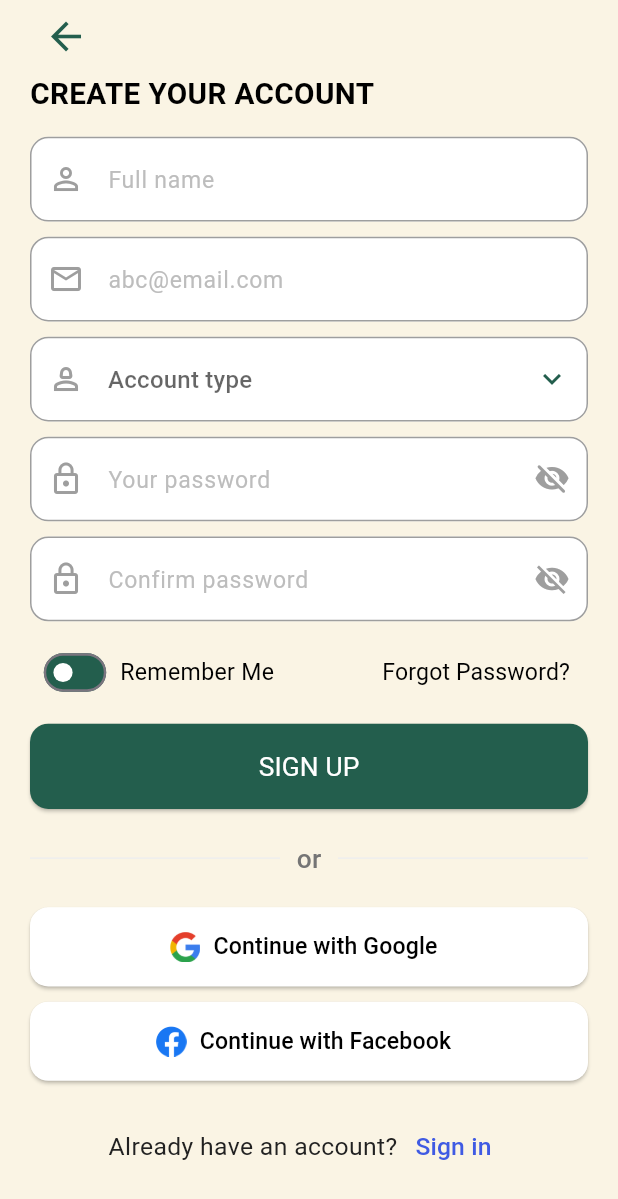
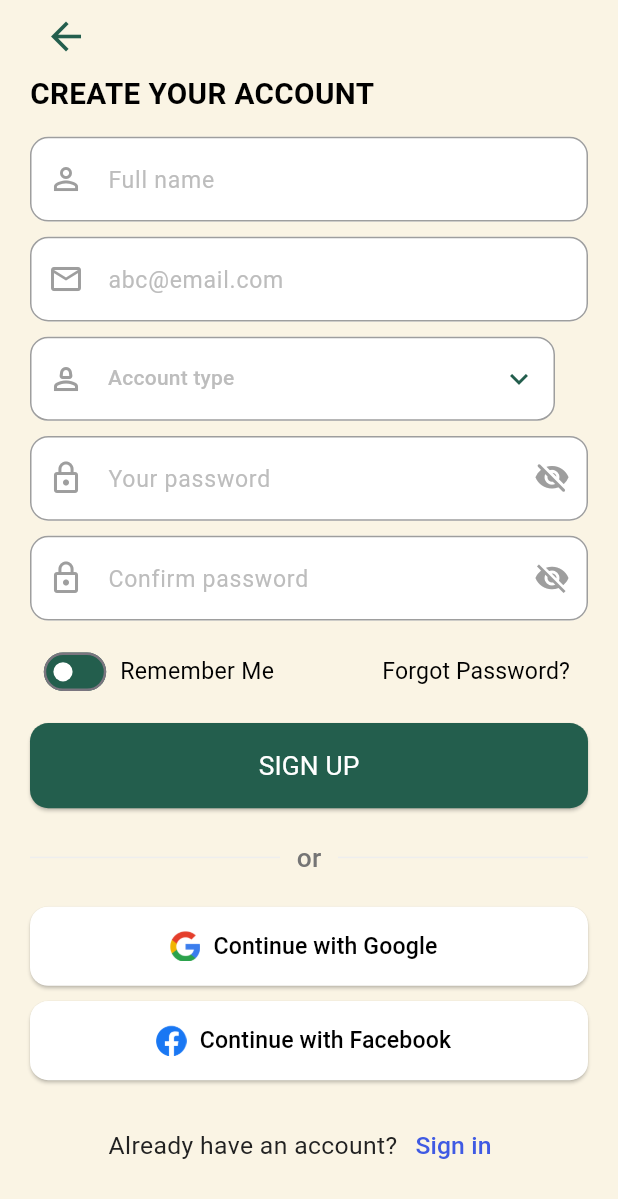
Before and after one commit to hhw51/ArabSocials, a Flutter app: the SignUpScreen screen opened directly, on a phone screen of 412 x 824 dp. Shown: the top 1199 px of the screen. Run offline on Flutter 3.47's test engine with Material 3 defaults, Android fonts, the phone set to English and light mode, and no system bars; our stand-ins replace flutter_screenutil, get, google_fonts, pinput; Roboto replaces fonts that are missing (PlayfairDisplaySC).

Commit message:
dropdown

```diff
--- a/lib/src/view/auth/sign_up/pages/sign_up_page.dart
+++ b/lib/src/view/auth/sign_up/pages/sign_up_page.dart
@@ -63,9 +63,9 @@ class SignUpScreen extends StatelessWidget {
                    // labelText: "Account Type",
                     hintText: "Account type",
                     prefixIcon: Icons.person_2_outlined,
-                    items: [
-                      "Admin",
-                      "User",
+                    items: const [
+                      "Personal",
+                      "Business",
                     ],
                     onChanged: (value) {
                       print("Selected Account Type: $value");
--- a/lib/src/view/homepage/homescreen.dart
+++ b/lib/src/view/homepage/homescreen.dart
@@ -335,7 +335,6 @@ class _HomescreenState extends State<Homescreen> {
                                print("See all tapped!");
                              },
                            ),
-
                           SizedBox(
                             height: 80.h,
                             child: ListView.builder(
@@ -350,7 +349,6 @@ class _HomescreenState extends State<Homescreen> {
                                   logoModel.logoimage2,
                                   logoModel.logoimage3,
                                 ];
-
                                 return Row(
                                   children: logoPaths.map((imagePath) {
                                     if (imagePath != null) {
--- a/lib/src/view/profile/profilescreen.dart
+++ b/lib/src/view/profile/profilescreen.dart
@@ -262,7 +262,7 @@ class _ProfilescreenState extends State<Profilescreen> {
                     scale: 0.7,
                     child: Switch(
                       value: rememberMe.value,
-                      onChanged: (value) => rememberMe.value = false,
+                      onChanged: (value) => rememberMe.value = true,
                     ),
                   ),
                 ],
--- a/lib/src/widgets/textfieled_widget.dart
+++ b/lib/src/widgets/textfieled_widget.dart
@@ -4,7 +4,8 @@ import 'package:flutter_screenutil/flutter_screenutil.dart';
 class CustomTextField extends StatelessWidget {
   final TextEditingController controller;
   //final String labelText;
-  final String hintText;         /////////////////////TEXTFIELDS IN SIGNIN, SUGNUP///////////////////////////////
+  final String
+      hintText; /////////////////////TEXTFIELDS IN SIGNIN, SUGNUP///////////////////////////////
   final bool isPassword;
   final IconData? prefixIcon;
   final IconData? suffixIcon;
@@ -75,7 +76,8 @@ class CustomTextField extends StatelessWidget {
               horizontal: 16.w,
             ),
           ),
-          validator: validator ?? (value) {
+          validator: validator ??
+              (value) {
                 if (value == null || value.isEmpty) {
                   return "This field is required";
                 }
@@ -88,9 +90,19 @@ class CustomTextField extends StatelessWidget {
   }
 }
 
+
+
+
+
+
+
+
+
+
+
+
 class CustomDropdown extends StatelessWidget {
   final TextEditingController controller;
- // final String labelText;
   final String hintText;
   final IconData? prefixIcon;
   final List<String> items;
@@ -99,7 +111,6 @@ class CustomDropdown extends StatelessWidget {
   const CustomDropdown({
     Key? key,
     required this.controller,
-   // required this.labelText,
     required this.hintText,
     required this.items,
     this.prefixIcon,
@@ -111,67 +122,84 @@ class CustomDropdown extends StatelessWidget {
     return Column(
       crossAxisAlignment: CrossAxisAlignment.start,
       children: [
-        DropdownButtonFormField<String>(
+  Container(
+  width: 350,  // Set the width of the dropdown menu here
+  child: DropdownButtonFormField<String>(
     value: controller.text.isEmpty ? null : controller.text,
     decoration: InputDecoration(
-          //  labelText: labelText,
       floatingLabelBehavior: FloatingLabelBehavior.auto,
       labelStyle: TextStyle(
         color: Colors.grey[700],
-              fontSize: 14.sp,
+        fontSize: 14,
       ),
-            hintText: hintText,
-            hintStyle: TextStyle(
-              color: Colors.grey[400],
-              fontSize: 14.sp,
-            ),
+      hintText: null,
       filled: true,
       fillColor: const Color.fromARGB(255, 255, 255, 255),
       prefixIcon: prefixIcon != null
           ? Icon(prefixIcon, color: Colors.grey)
           : null,
       border: OutlineInputBorder(
-              borderRadius: BorderRadius.circular(12.r),
+        borderRadius: BorderRadius.circular(12),
         borderSide: const BorderSide(
           color: Color.fromARGB(255, 228, 223, 223),
           width: 1.0,
         ),
       ),
       focusedBorder: OutlineInputBorder(
-              borderRadius: BorderRadius.circular(12.r),
-
+        borderRadius: BorderRadius.circular(12),
+        borderSide: const BorderSide(
+          color: Color.fromARGB(255, 13, 13, 13),
+          width: 1.5,
+        ),
       ),
       enabledBorder: OutlineInputBorder(
-              borderRadius: BorderRadius.circular(12.r),
+        borderRadius: BorderRadius.circular(12),
         borderSide: const BorderSide(
           color: Colors.grey,
           width: 1.0,
         ),
       ),
       contentPadding: EdgeInsets.symmetric(
-              vertical: 16.h,
-              horizontal: 16.w,
+        vertical: 16,
+        horizontal: 16,
       ),
     ),
     isExpanded: true,
-          icon: const Icon(Icons.keyboard_arrow_down_sharp,color: Color.fromARGB(255, 35, 94, 77),),
+    icon: const Icon(
+      Icons.keyboard_arrow_down_sharp,
+      color: Color.fromARGB(255, 35, 94, 77),
+    ),
+    hint: Align(
+      alignment: Alignment.centerLeft,
+      child: Text(
+        hintText,
+        style: TextStyle(
+          color: Colors.grey[400],
+          fontSize: 14,
+        ),
+      ),
+    ),
     items: items.map((String item) {
       return DropdownMenuItem<String>(
         value: item,
+        child: Container(
+          width: 200,
           child: Text(
             item,
-                style: TextStyle(fontSize: 14.sp),
+            style: TextStyle(fontSize: 14),
+            overflow: TextOverflow.ellipsis,
+          ),
+
         ),
       );
     }).toList(),
     onChanged: (String? value) {
       if (value != null) {
         controller.text = value;
-              if (onChanged != null) {
-                onChanged!(value);
-              }
       }
     },
+    dropdownColor: Colors.white,
+  ),
 ),
         SizedBox(height: 10.h),
       ],
--- a/pubspec.yaml
+++ b/pubspec.yaml
@@ -34,6 +34,9 @@ dependencies:
   flutter_screenutil: ^5.9.3
   google_fonts: ^6.2.1
   pinput: ^5.0.0
+  firebase_core: ^2.5.0
+  firebase_auth: ^4.5.0
+  google_sign_in: ^5.4.0
 
 
   # The following adds the Cupertino Icons font to your application.
```
Also changed, not shown: pubspec.lock, 3 other files. Lines whose indentation alone changed are shown as unchanged.
